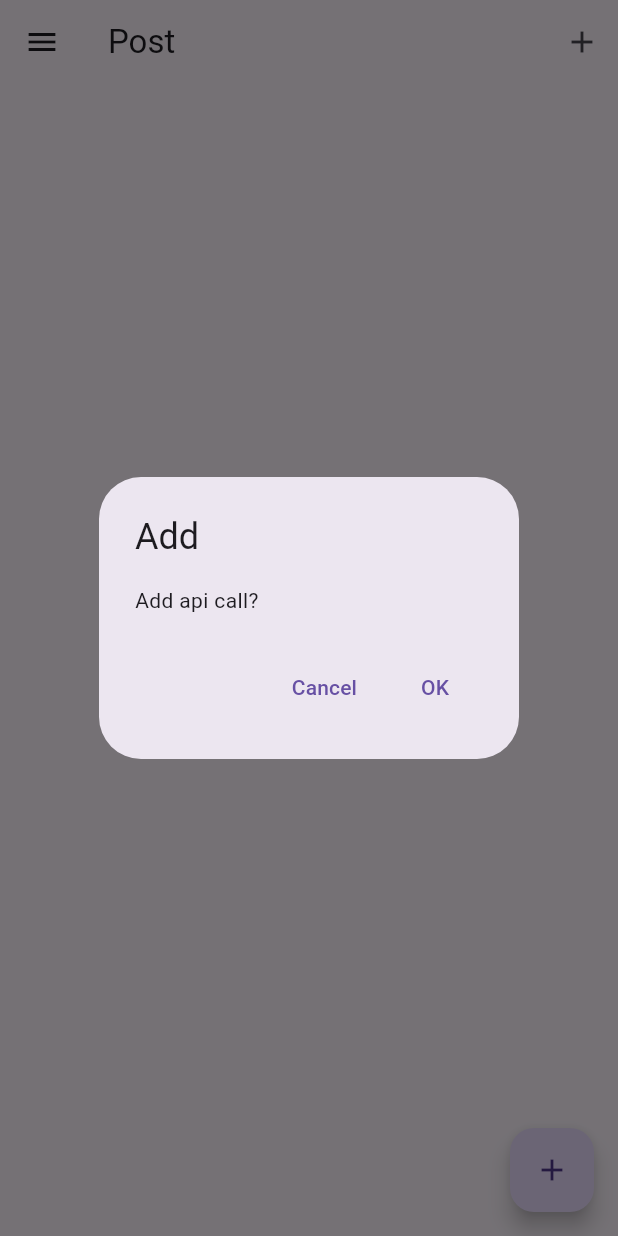
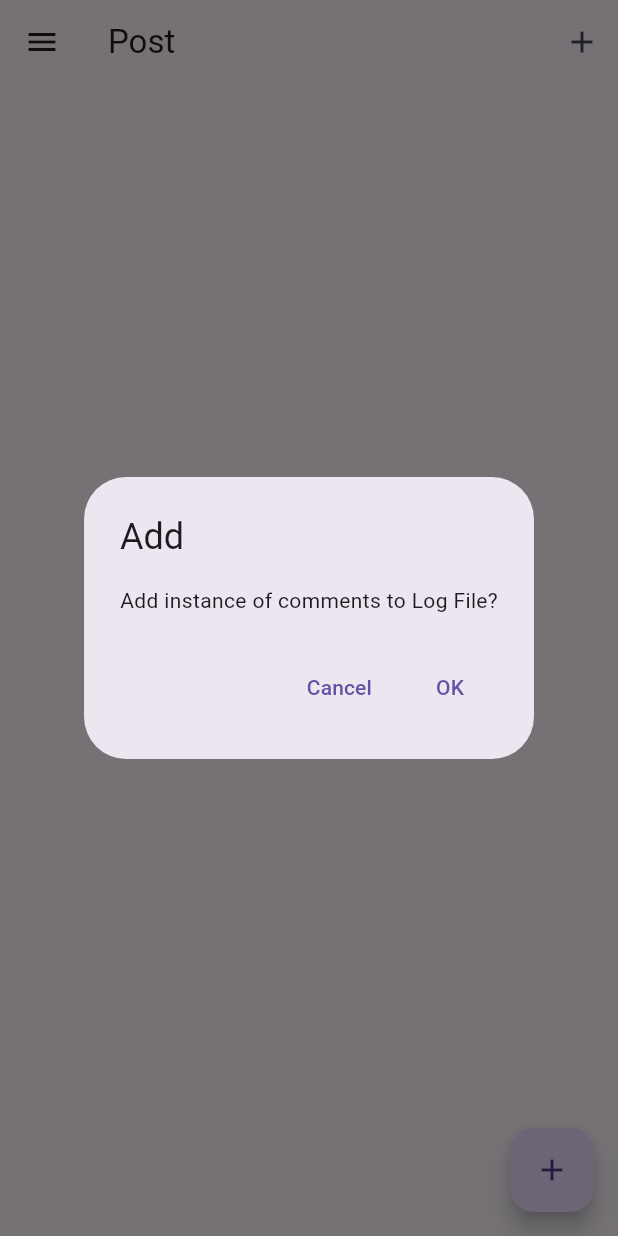
Before and after one commit to GetRighhttt/Flutter_BLoC-Post-Example, a Flutter app: the screen it shows after launch, after a tap on the "add" icon, on a phone screen of 412 x 824 dp. Run offline on Flutter 3.47's test engine with Material 3 defaults, Android fonts, the phone set to English and light mode, and no system bars; our stand-ins replace bloc, flutter_bloc; network calls fail.

Commit message:
feat: changed wording for comments addition button.

```diff
--- a/lib/features/posts/ui/posts_page.dart
+++ b/lib/features/posts/ui/posts_page.dart
@@ -59,7 +59,7 @@ class _PostPageState extends State<PostPage> {
                   context: context,
                   builder: (context) => AlertDialog(
                     title: const Text('Add'),
-                    content: const Text('Add api call?'),
+                    content: const Text('Add instance of comments to Log File?'),
                     actions: [
                       TextButton(
                         onPressed: () => Navigator.pop(context, 'Cancel'),
@@ -68,7 +68,7 @@ class _PostPageState extends State<PostPage> {
                       TextButton(
                         onPressed: () {
                           commentsBloc.add(CommentsAddEvent());
-                          Navigator.pop(context, 'OK');
+                          Navigator.pop(context, 'Add');
                         } ,
                         child: const Text('OK'),
                       ),
```
